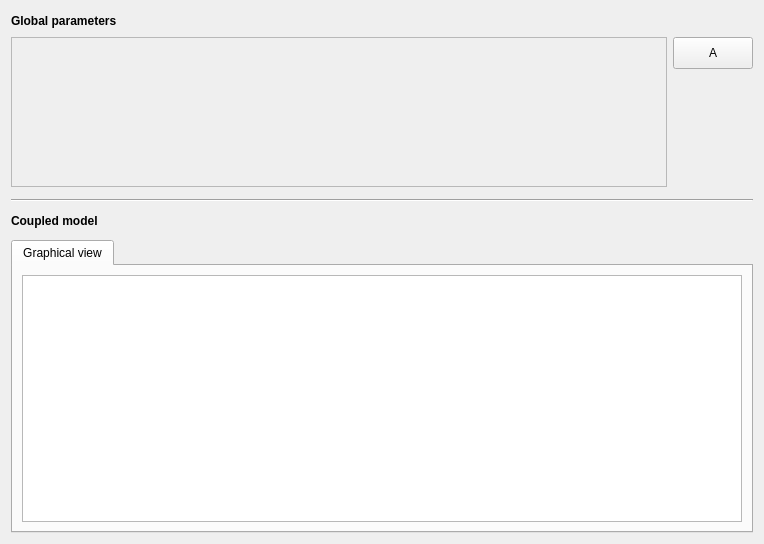
Above: src/apps/openfluid-builder/model/ModelWidget.ui from OpenFLUID/openfluid before the change. Below: the same form after it.
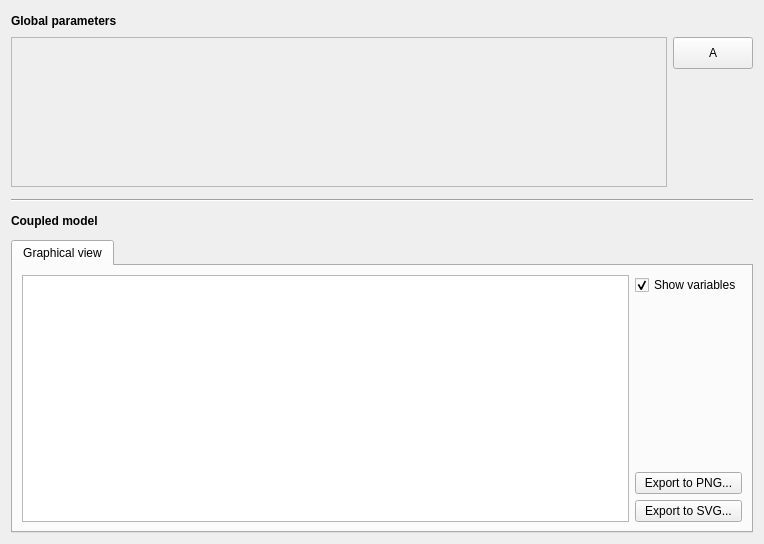
That is the form after the change.

Commit message:
Add of variables names in model view in OpenFLUID-Builder
* Added variables names as connectors labels
* Cleaned code
* Added model view options

(references OpenFLUID/openfluid#246)

Diff of the .ui file:
```diff
--- a/src/apps/openfluid-builder/model/ModelWidget.ui
+++ b/src/apps/openfluid-builder/model/ModelWidget.ui
@@ -184,10 +184,57 @@
         <attribute name="title">
          <string>Graphical view</string>
         </attribute>
-        <layout class="QHBoxLayout" name="horizontalLayout">
+        <layout class="QHBoxLayout" name="horizontalLayout" stretch="1,0">
          <item>
           <widget class="QGraphicsView" name="GraphicalView"/>
          </item>
+         <item>
+          <layout class="QVBoxLayout" name="verticalLayout_5">
+           <item>
+            <widget class="QCheckBox" name="ShowVarsCheckBox">
+             <property name="text">
+              <string>Show variables</string>
+             </property>
+             <property name="checkable">
+              <bool>true</bool>
+             </property>
+             <property name="checked">
+              <bool>true</bool>
+             </property>
+            </widget>
+           </item>
+           <item>
+            <spacer name="verticalSpacer_3">
+             <property name="orientation">
+              <enum>Qt::Vertical</enum>
+             </property>
+             <property name="sizeType">
+              <enum>QSizePolicy::Expanding</enum>
+             </property>
+             <property name="sizeHint" stdset="0">
+              <size>
+               <width>20</width>
+               <height>20</height>
+              </size>
+             </property>
+            </spacer>
+           </item>
+           <item>
+            <widget class="QPushButton" name="PNGExportButton">
+             <property name="text">
+              <string>Export to PNG...</string>
+             </property>
+            </widget>
+           </item>
+           <item>
+            <widget class="QPushButton" name="SVGExportButton">
+             <property name="text">
+              <string>Export to SVG...</string>
+             </property>
+            </widget>
+           </item>
+          </layout>
+         </item>
         </layout>
        </widget>
       </widget>
```
The commit also changes 11 other files.
